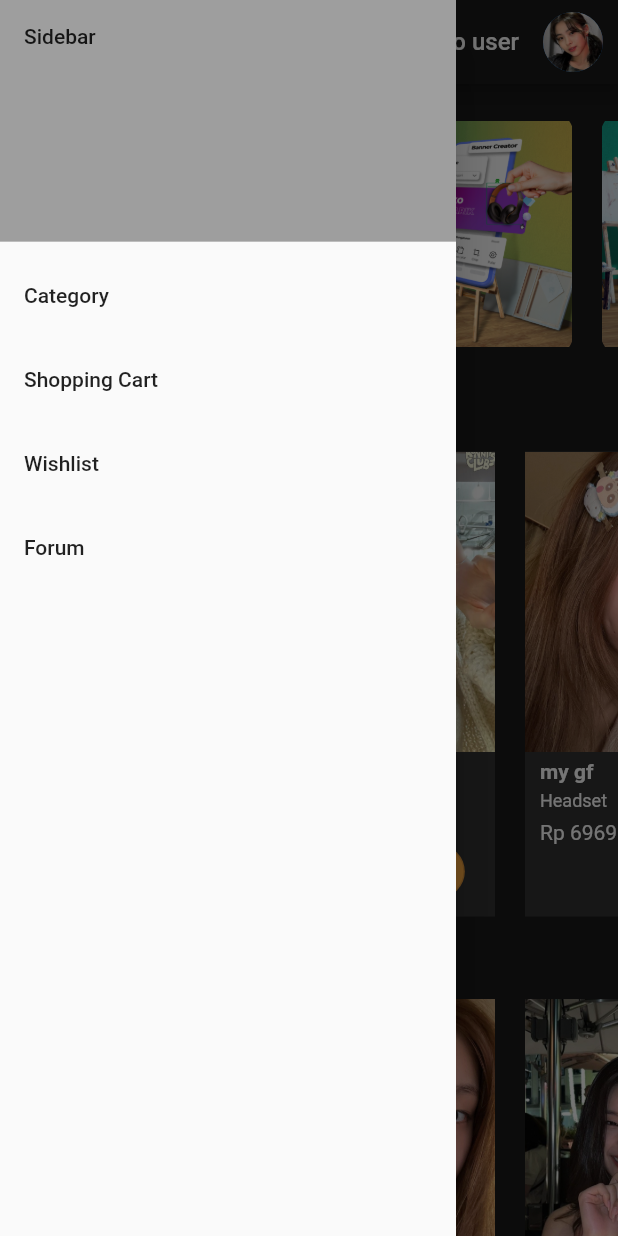
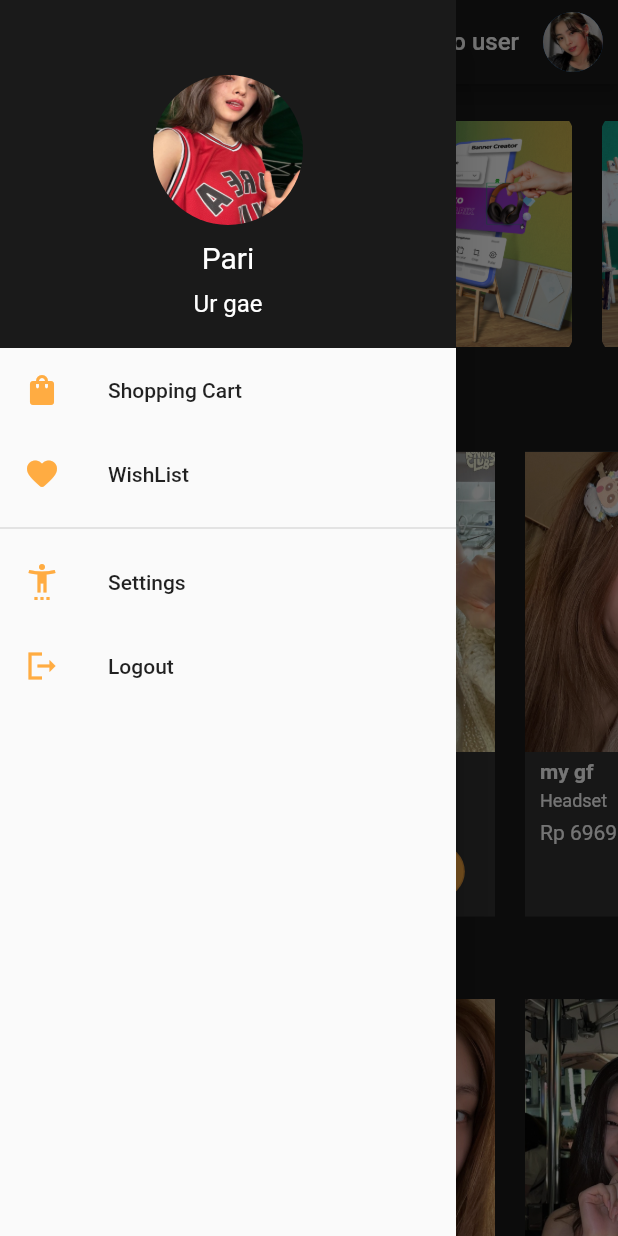
Before and after one commit to mughidaf/Gative-Mobile-App, a Flutter app: the screen it shows after launch, with the side drawer open, on a phone screen of 412 x 824 dp. Run offline on Flutter 3.47's test engine with Material 2 defaults, Android fonts, the phone set to English and light mode, and no system bars; drawn by our look-alikes of carousel_slider; our stand-ins replace sidebarx.

Commit message:
SideBar Done

```diff
--- a/lib/Home/Component/CarouselDetailItem.dart
+++ b/lib/Home/Component/CarouselDetailItem.dart
@@ -13,9 +13,9 @@ class _CarouselDetailItemState extends State<CarouselDetailItem> {
   late PageController _pageController;
 
   List<String> images = [
-    "image/1.jpg",
-    "image/asf.jpg",
-    "image/download.jpeg",
+    "assets/slide/banner1.jpg",
+    "assets/slide/banner1.jpg",
+    "assets/slide/banner1.jpg",
   ];
 
   int activePage = 0;
@@ -23,7 +23,7 @@ class _CarouselDetailItemState extends State<CarouselDetailItem> {
   @override
   void initState() {
     super.initState();
-    _pageController = PageController(viewportFraction: 0.8, initialPage: 0);
+    _pageController = PageController(viewportFraction: 0.9);
   }
 
   @override
@@ -49,7 +49,8 @@ class _CarouselDetailItemState extends State<CarouselDetailItem> {
         ),
         Row(
             mainAxisAlignment: MainAxisAlignment.center,
-            children: indicators(images.length, activePage))
+            children: indicators(images.length, activePage)
+        )
       ],
     );
   }
--- a/lib/Home/Component/CartItem.dart
+++ b/lib/Home/Component/CartItem.dart
@@ -68,7 +68,7 @@ class CartItem extends StatelessWidget {
                   ),
                 ),
                 const SizedBox(
-                  width: 40,
+                  width: 19,
                 ),
                 Padding(
                   padding: EdgeInsets.symmetric(vertical: 10),
@@ -108,7 +108,6 @@ class CartItem extends StatelessWidget {
                             ),
                           ),
                           Container(
-                            padding: EdgeInsets.all(4),
                             child: Icon(
                               CupertinoIcons.plus,
                               size: 14,
--- a/lib/Home/Component/appbar.dart
+++ b/lib/Home/Component/appbar.dart
@@ -1,10 +1,13 @@
 import 'package:flutter/cupertino.dart';
 import 'package:flutter/material.dart';
 import 'package:carousel_slider/carousel_slider.dart';
-import 'package:gative_mobile_ver/Home/Component/CartItem.dart';
-import 'package:gative_mobile_ver/Home/Component/WishlistItem.dart';
-
-class Sidebar extends StatelessWidget {
+import 'package:gative_mobile_ver/Home/Component/CarouselDetailItem.dart';
+import 'package:gative_mobile_ver/Home/pages/DetailItemPage.dart';
+import 'package:gative_mobile_ver/Home/pages/WishlistPage.dart';
+import 'package:gative_mobile_ver/Home/pages/cartpage.dart';
+import 'package:sidebarx/sidebarx.dart';
+import 'package:gative_mobile_ver/Home/Component/drawer.dart';
+class HomePage extends StatelessWidget {
   @override
   Widget build(BuildContext context) {
     return MaterialApp(
@@ -36,45 +39,9 @@ class Sidebar extends StatelessWidget {
             ),
           ),
         ),
-        drawer: Drawer(
-          child: ListView(
-            children: <Widget>[
-              DrawerHeader(
-                child: Text('Sidebar'),
-                decoration: BoxDecoration(
-                  color: Colors.grey,
-                ),
-              ),
-              ListTile(
-                title: Text('Category'),
-                onTap: () {
-                  // Handle item
-                },
-              ),
-              ListTile(
-                title: Text('Shopping Cart'),
-                onLongPress: () {
+        drawer: Sidebar(
+        ),
 
-                },
-              ),
-              ListTile(
-                title: Text('Wishlist'),
-                onTap: () {
-                  Navigator.push(
-                    context,
-                    MaterialPageRoute(builder: (context) => const WishlistItem()),
-                  );
-                },
-              ),
-              ListTile(
-                title: Text('Forum'),
-                onTap: () {
-                  // Handle item
-                },
-              ),
-            ],
-          ),
-        ),
         body: SingleChildScrollView(
           child: Column(
             children: [
--- /dev/null
+++ b/lib/Home/Component/drawer.dart
@@ -0,0 +1,76 @@
+import 'package:flutter/material.dart';
+import 'package:gative_mobile_ver/Home/pages/WishlistPage.dart';
+import 'package:gative_mobile_ver/Home/pages/cartpage.dart';
+
+class Sidebar extends StatelessWidget {
+  const Sidebar({super.key});
+
+  @override
+  Widget build(BuildContext context) {
+    return Drawer(
+      child: Column(
+        children: <Widget>[
+          Container(
+            width: double.infinity,
+            padding: EdgeInsets.all(20),
+            color: Color(0xFF1A1A1A),
+            child: Center(
+              child: Column(
+                children: <Widget>[
+                  Container(
+                    width: 100,
+                    height: 100,
+                    margin: EdgeInsets.only(top: 30,),
+                    decoration: BoxDecoration(
+                      shape: BoxShape.circle,
+                      image: DecorationImage(image: AssetImage("assets/slide/ryujin2.jpg"), fit: BoxFit.fill),
+                    ),
+                  ),
+                  Padding(
+                    padding: const EdgeInsets.symmetric(vertical: 10,),
+                    child: Text("Pari", style: TextStyle(fontSize: 20, color: Colors.white),),
+                  ),
+                  Padding(
+                    padding: const EdgeInsets.symmetric(vertical: 0),
+                    child: Text("Ur gae", style: TextStyle(fontSize: 16, color: Colors.white),),
+                  )
+                ],
+              ),
+            ),
+          ),
+          ListTile(
+            leading: Icon(Icons.shopping_bag, color: Color(0xFFFFAC42),),
+            title: Text("Shopping Cart"),
+            onTap: () {
+              Navigator.push(
+              context,
+              MaterialPageRoute(builder: (context) => const CartPage()),
+              );
+            },
+          ),
+          ListTile(
+            leading: Icon(Icons.favorite_rounded, color: Color(0xFFFFAC42),),
+            title: Text("WishList"),
+            onTap: () {
+              Navigator.push(
+              context,
+              MaterialPageRoute(builder: (context) => const WishlistPage()),
+              );
+            },
+          ),
+          Divider(thickness: 1,),
+          ListTile(
+            leading: Icon(Icons.settings_accessibility, color: Color(0xFFFFAC42),),
+            title: Text("Settings"),
+          ),
+          ListTile(
+            leading: Icon(Icons.logout_sharp, color: Color(0xFFFFAC42),),
+            title: Text("Logout"),
+          )
+        ],
+      ),
+    );
+
+
+  }
+}
--- a/lib/main.dart
+++ b/lib/main.dart
@@ -12,10 +12,10 @@ class MyApp extends StatelessWidget {
   Widget build(BuildContext context) {
     return MaterialApp(
       title: "Gative",
+      debugShowCheckedModeBanner: false,
       theme: ThemeData(
-
       ),
-      home: Sidebar(),
+      home: HomePage(),
     );
   }
 }
--- a/pubspec.yaml
+++ b/pubspec.yaml
@@ -35,9 +35,10 @@ dependencies:
   # The following adds the Cupertino Icons font to your application.
   # Use with the CupertinoIcons class for iOS style icons.
   cupertino_icons: ^1.0.2
-  carousel_slider: ^4.2.1
+  carousel_slider: ^4.0.0
   carousel_pro: ^1.0.0
   http: ^0.13.6
+  sidebarx: ^0.14.0
 
 dev_dependencies:
   flutter_test:
```
Also changed, not shown: lib/Home/pages/cartpage.dart (line endings or trailing spaces), pubspec.lock.
